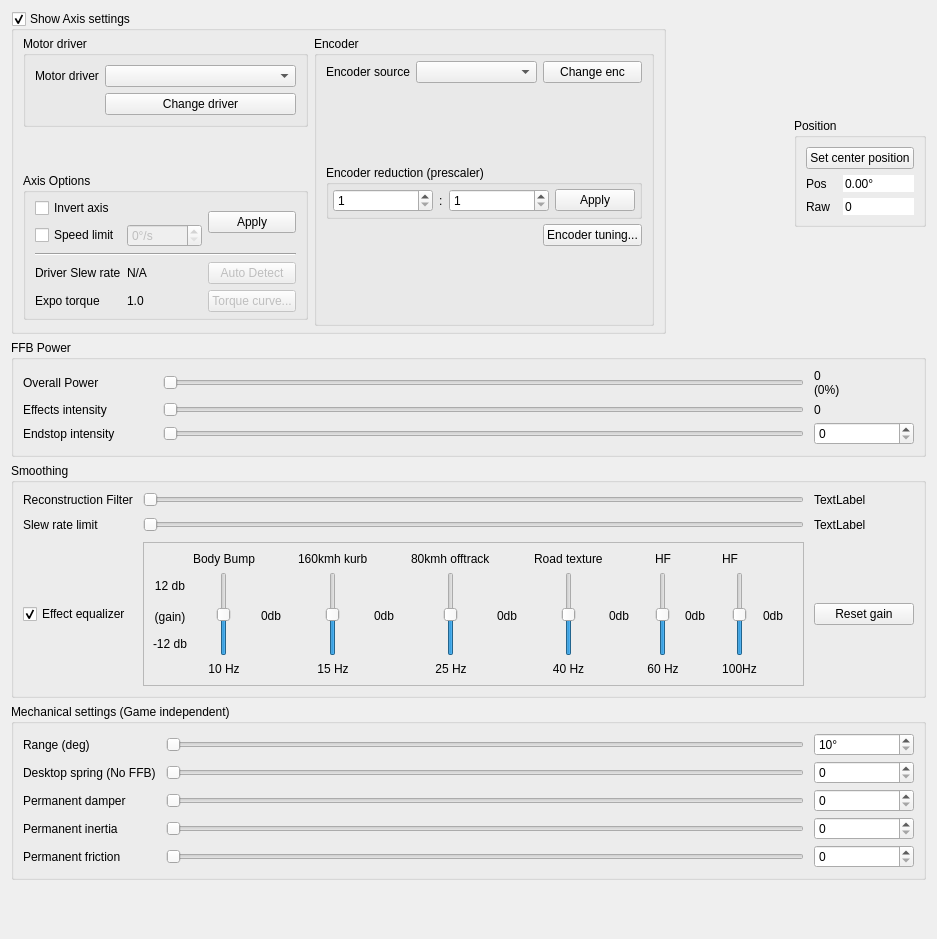
First picture: the form in res/axis_ui.ui, repository Ultrawipf/OpenFFBoard-configurator, before the edit.
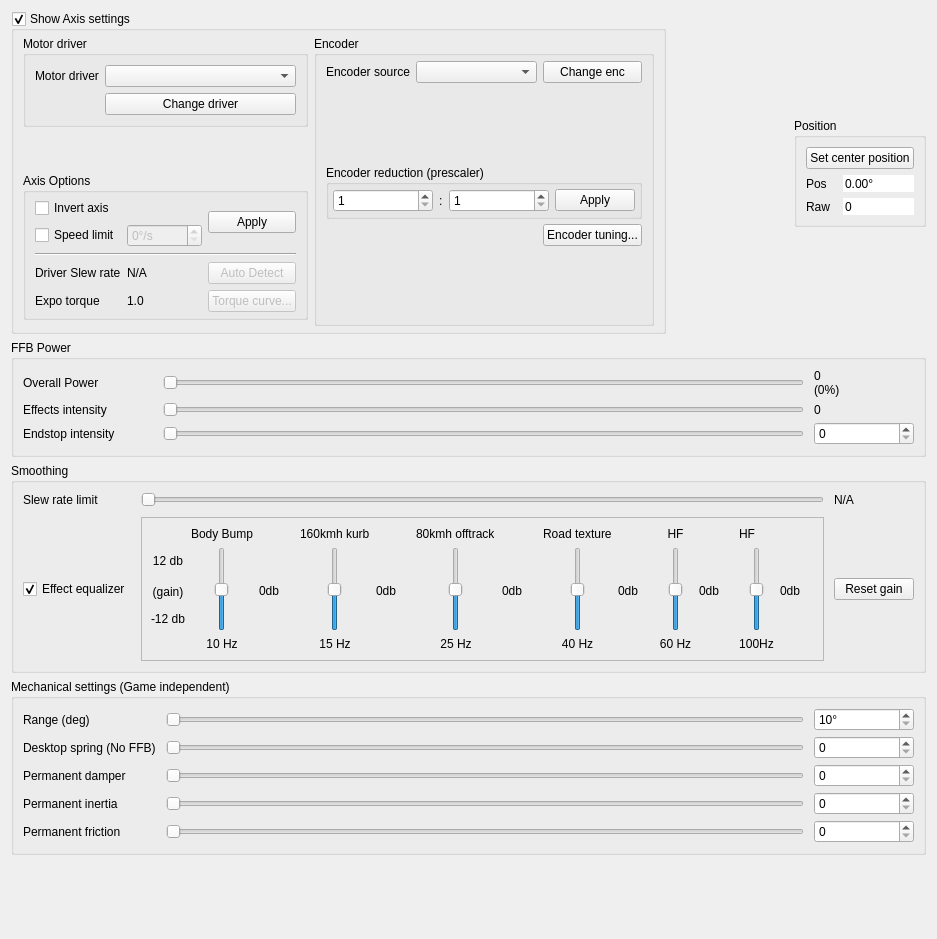
Second picture: the form after the edit.

Commit message: feat: move the reconstruction filter from axis to ffb

What changed in the file:
```diff
--- a/res/axis_ui.ui
+++ b/res/axis_ui.ui
@@ -482,14 +482,7 @@
       <property name="spacing">
        <number>10</number>
       </property>
-      <item row="0" column="1">
-       <widget class="QSlider" name="horizontalSlider_reconfilter">
-        <property name="orientation">
-         <enum>Qt::Orientation::Horizontal</enum>
-        </property>
-       </widget>
-      </item>
-      <item row="2" column="0">
+      <item row="1" column="0">
        <widget class="QCheckBox" name="checkBox_eq">
         <property name="text">
          <string>Effect equalizer</string>
@@ -499,21 +492,14 @@
         </property>
        </widget>
       </item>
-      <item row="1" column="2">
+      <item row="0" column="2">
        <widget class="QLabel" name="label_14">
         <property name="text">
-         <string>TextLabel</string>
+         <string>N/A</string>
         </property>
        </widget>
       </item>
-      <item row="0" column="0">
-       <widget class="QLabel" name="label_12">
-        <property name="text">
-         <string>Reconstruction Filter</string>
-        </property>
-       </widget>
-      </item>
-      <item row="1" column="1">
+      <item row="0" column="1">
        <widget class="QSlider" name="horizontalSlider">
         <property name="maximum">
          <number>65535</number>
@@ -523,33 +509,14 @@
         </property>
        </widget>
       </item>
-      <item row="1" column="0">
+      <item row="0" column="0">
        <widget class="QLabel" name="label_13">
         <property name="text">
          <string>Slew rate limit</string>
         </property>
        </widget>
       </item>
-      <item row="0" column="2">
-       <widget class="QLabel" name="label_reconfilter">
-        <property name="sizePolicy">
-         <sizepolicy hsizetype="Minimum" vsizetype="Minimum">
-          <horstretch>0</horstretch>
-          <verstretch>0</verstretch>
-         </sizepolicy>
-        </property>
-        <property name="minimumSize">
-         <size>
-          <width>100</width>
-          <height>0</height>
-         </size>
-        </property>
-        <property name="text">
-         <string>TextLabel</string>
-        </property>
-       </widget>
-      </item>
-      <item row="2" column="1">
+      <item row="1" column="1">
        <widget class="QFrame" name="frame">
         <property name="frameShape">
          <enum>QFrame::Shape::StyledPanel</enum>
@@ -993,7 +960,7 @@
         </layout>
        </widget>
       </item>
-      <item row="2" column="2">
+      <item row="1" column="2">
        <widget class="QPushButton" name="pushButton_resetEq">
         <property name="text">
          <string>Reset gain</string>
```
Left out of the diff: 24 changed lines with no effect on the pictures. The commit also changes 3 other files.
